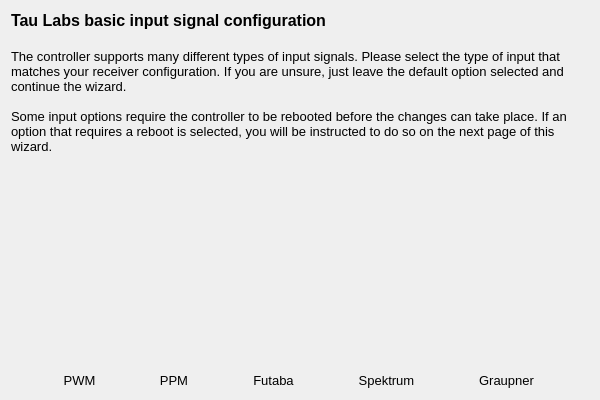
First picture: the form in ground/gcs/src/plugins/setupwizard/pages/inputpage.ui, repository d-ronin/dRonin, before the edit.
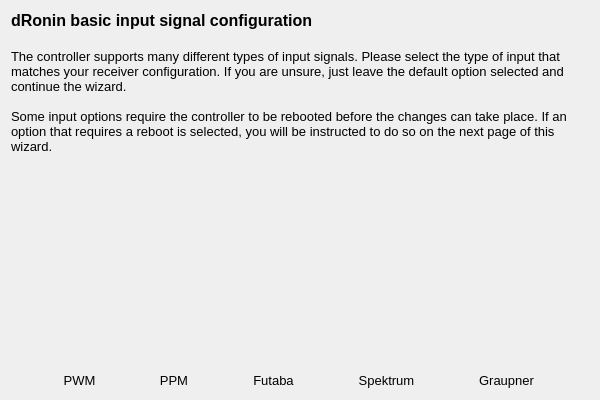
Second picture: the form after the edit. Icons and pictures are not drawn.

Patch:
```diff
--- a/ground/gcs/src/plugins/setupwizard/pages/inputpage.ui
+++ b/ground/gcs/src/plugins/setupwizard/pages/inputpage.ui
@@ -23,8 +23,8 @@
       <string>&lt;!DOCTYPE HTML PUBLIC &quot;-//W3C//DTD HTML 4.0//EN&quot; &quot;http://www.w3.org/TR/REC-html40/strict.dtd&quot;&gt;
 &lt;html&gt;&lt;head&gt;&lt;meta name=&quot;qrichtext&quot; content=&quot;1&quot; /&gt;&lt;style type=&quot;text/css&quot;&gt;
 p, li { white-space: pre-wrap; }
-&lt;/style&gt;&lt;/head&gt;&lt;body style=&quot; font-family:'Lucida Grande'; font-size:13pt; font-weight:400; font-style:normal;&quot;&gt;
-&lt;p style=&quot; margin-top:0px; margin-bottom:0px; margin-left:0px; margin-right:0px; -qt-block-indent:0; text-indent:0px;&quot;&gt;&lt;span style=&quot; font-family:'MS Shell Dlg 2'; font-size:12pt; font-weight:600;&quot;&gt;Tau Labs basic input signal configuration&lt;/span&gt;&lt;/p&gt;
+&lt;/style&gt;&lt;/head&gt;&lt;body style=&quot; font-family:'Sans Serif'; font-size:9pt; font-weight:400; font-style:normal;&quot;&gt;
+&lt;p style=&quot; margin-top:0px; margin-bottom:0px; margin-left:0px; margin-right:0px; -qt-block-indent:0; text-indent:0px;&quot;&gt;&lt;span style=&quot; font-family:'MS Shell Dlg 2'; font-size:12pt; font-weight:600;&quot;&gt;dRonin&lt;/span&gt;&lt;span style=&quot; font-family:'MS Shell Dlg 2'; font-size:12pt; font-weight:600;&quot;&gt; basic input signal configuration&lt;/span&gt;&lt;/p&gt;
 &lt;p style=&quot;-qt-paragraph-type:empty; margin-top:0px; margin-bottom:0px; margin-left:0px; margin-right:0px; -qt-block-indent:0; text-indent:0px; font-family:'MS Shell Dlg 2'; font-size:12pt; font-weight:600;&quot;&gt;&lt;br /&gt;&lt;/p&gt;
 &lt;p style=&quot; margin-top:0px; margin-bottom:0px; margin-left:0px; margin-right:0px; -qt-block-indent:0; text-indent:0px;&quot;&gt;&lt;span style=&quot; font-family:'MS Shell Dlg 2'; font-size:10pt;&quot;&gt;The controller supports many different types of input signals. Please select the type of input that matches your receiver configuration. If you are unsure, just leave the default option selected and continue the wizard.&lt;/span&gt;&lt;/p&gt;
 &lt;p style=&quot;-qt-paragraph-type:empty; margin-top:0px; margin-bottom:0px; margin-left:0px; margin-right:0px; -qt-block-indent:0; text-indent:0px; font-family:'MS Shell Dlg 2'; font-size:10pt;&quot;&gt;&lt;br /&gt;&lt;/p&gt;
```
